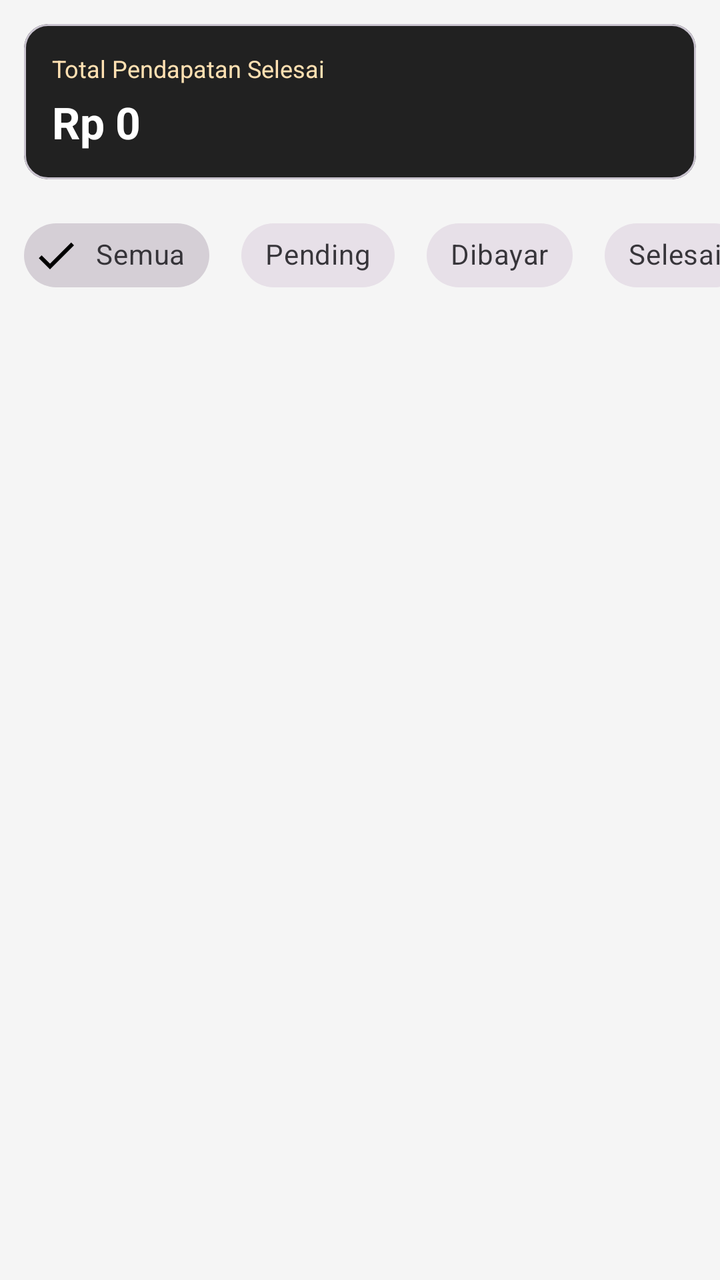
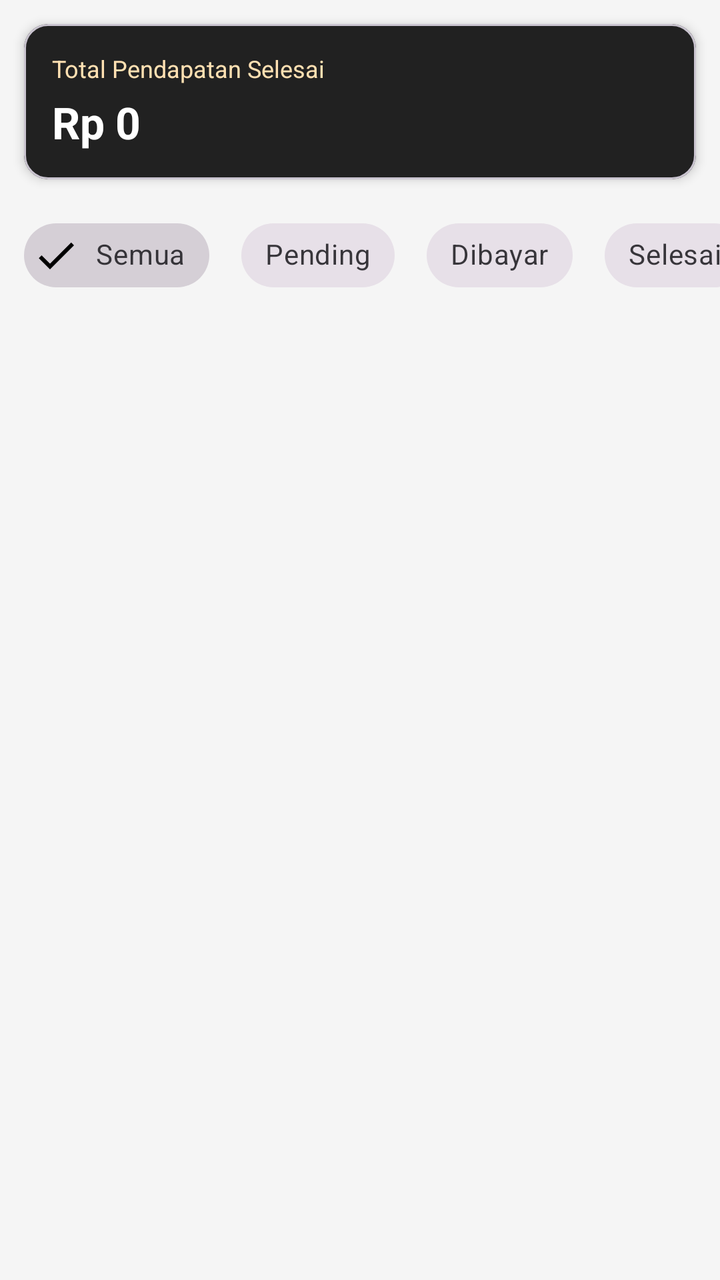

The first picture is an Android layout as it rendered before a commit; the second is the same layout after the commit. The layout source and the unified diff follow.
<!-- AndroidManifest.xml: application theme Theme.KurShop -->
<!-- res/layout/fragment_transaksi.xml -->
<?xml version="1.0" encoding="utf-8"?>
<FrameLayout
    xmlns:android="http://schemas.android.com/apk/res/android"
    xmlns:app="http://schemas.android.com/apk/res-auto"
    android:layout_width="match_parent"
    android:layout_height="match_parent"
    android:background="#F5F5F5">

    <LinearLayout
        android:layout_width="match_parent"
        android:layout_height="match_parent"
        android:orientation="vertical">

        
        <com.google.android.material.card.MaterialCardView
            android:layout_width="match_parent"
            android:layout_height="wrap_content"
            android:layout_marginStart="12dp"
            android:layout_marginTop="12dp"
            android:layout_marginEnd="12dp"
            android:layout_marginBottom="4dp"
            app:cardCornerRadius="12dp"
            app:cardBackgroundColor="#212121">

            <LinearLayout
                android:layout_width="match_parent"
                android:layout_height="wrap_content"
                android:orientation="vertical"
                android:padding="14dp">

                <TextView
                    android:layout_width="wrap_content"
                    android:layout_height="wrap_content"
                    android:text="Total Pendapatan Selesai"
                    android:textColor="#FFE0B2"
                    android:textSize="12sp" />

                <TextView
                    android:id="@+id/tvTotalPendapatanTransaksi"
                    android:layout_width="wrap_content"
                    android:layout_height="wrap_content"
                    android:layout_marginTop="4dp"
                    android:text="Rp 0"
                    android:textColor="@android:color/white"
                    android:textSize="22sp"
                    android:textStyle="bold" />

            </LinearLayout>
        </com.google.android.material.card.MaterialCardView>

        
        <HorizontalScrollView
            android:layout_width="match_parent"
            android:layout_height="wrap_content"
            android:scrollbars="none"
            android:paddingTop="10dp"
            android:paddingBottom="6dp">

            <com.google.android.material.chip.ChipGroup
                android:id="@+id/chipGroupStatus"
                android:layout_width="wrap_content"
                android:layout_height="wrap_content"
                android:paddingStart="12dp"
                android:paddingEnd="12dp"
                app:singleSelection="true"
                app:selectionRequired="true">

                <com.google.android.material.chip.Chip
                    android:id="@+id/chipSemua"
                    style="@style/Widget.MaterialComponents.Chip.Filter"
                    android:layout_width="wrap_content"
                    android:layout_height="wrap_content"
                    android:text="Semua"
                    android:checked="true"
                    android:layout_marginEnd="8dp" />

                <com.google.android.material.chip.Chip
                    android:id="@+id/chipPending"
                    style="@style/Widget.MaterialComponents.Chip.Filter"
                    android:layout_width="wrap_content"
                    android:layout_height="wrap_content"
                    android:text="Pending"
                    android:layout_marginEnd="8dp" />

                <com.google.android.material.chip.Chip
                    android:id="@+id/chipDibayar"
                    style="@style/Widget.MaterialComponents.Chip.Filter"
                    android:layout_width="wrap_content"
                    android:layout_height="wrap_content"
                    android:text="Dibayar"
                    android:layout_marginEnd="8dp" />

                <com.google.android.material.chip.Chip
                    android:id="@+id/chipSelesai"
                    style="@style/Widget.MaterialComponents.Chip.Filter"
                    android:layout_width="wrap_content"
                    android:layout_height="wrap_content"
                    android:text="Selesai"
                    android:layout_marginEnd="8dp" />

                <com.google.android.material.chip.Chip
                    android:id="@+id/chipBatal"
                    style="@style/Widget.MaterialComponents.Chip.Filter"
                    android:layout_width="wrap_content"
                    android:layout_height="wrap_content"
                    android:text="Batal"
                    android:layout_marginEnd="8dp" />

            </com.google.android.material.chip.ChipGroup>

        </HorizontalScrollView>

        
        <TextView
            android:id="@+id/tvEmptyTransaksiAdmin"
            android:layout_width="match_parent"
            android:layout_height="wrap_content"
            android:text="Tidak ada transaksi pada filter ini"
            android:textSize="14sp"
            android:textColor="#757575"
            android:gravity="center"
            android:padding="24dp"
            android:visibility="gone" />

        
        <androidx.recyclerview.widget.RecyclerView
            android:id="@+id/rvTransaksiAdmin"
            android:layout_width="match_parent"
            android:layout_height="0dp"
            android:layout_weight="1"
            android:padding="8dp" />

    </LinearLayout>

    <LinearLayout
        android:id="@+id/layoutLoadingTransaksiAdmin"
        android:layout_width="match_parent"
        android:layout_height="match_parent"
        android:orientation="vertical"
        android:gravity="center"
        android:background="#F5F5F5"
        android:visibility="gone">

        <ProgressBar
            android:layout_width="48dp"
            android:layout_height="48dp"
            android:indeterminate="true" />

        <TextView
            android:layout_width="wrap_content"
            android:layout_height="wrap_content"
            android:layout_marginTop="12dp"
            android:text="Memuat transaksi..."
            android:textColor="#757575"
            android:textSize="14sp" />

    </LinearLayout>

</FrameLayout>
<!-- resources referenced by this layout -->
<resources>
  <style name="Theme.KurShop" parent="Base.Theme.KurShop" />
  <style name="Base.Theme.KurShop" parent="Theme.Material3.DayNight.NoActionBar">
          
          
      </style>
</resources>

<!-- the commit's change to res/layout/fragment_transaksi.xml (unified diff, before → after) -->
@@ -6,7 +6,9 @@
     android:layout_height="match_parent"
     android:background="#F5F5F5">
 
+    
     <LinearLayout
+        android:id="@+id/layoutKontenTransaksiAdmin"
         android:layout_width="match_parent"
         android:layout_height="match_parent"
         android:orientation="vertical">
@@ -20,6 +22,7 @@
             android:layout_marginEnd="12dp"
             android:layout_marginBottom="4dp"
             app:cardCornerRadius="12dp"
+            app:cardElevation="3dp"
             app:cardBackgroundColor="#212121">
 
             <LinearLayout
@@ -46,6 +49,7 @@
                     android:textStyle="bold" />
 
             </LinearLayout>
+
         </com.google.android.material.card.MaterialCardView>
 
         
@@ -132,6 +136,7 @@
 
     </LinearLayout>
 
+    
     <LinearLayout
         android:id="@+id/layoutLoadingTransaksiAdmin"
         android:layout_width="match_parent"
